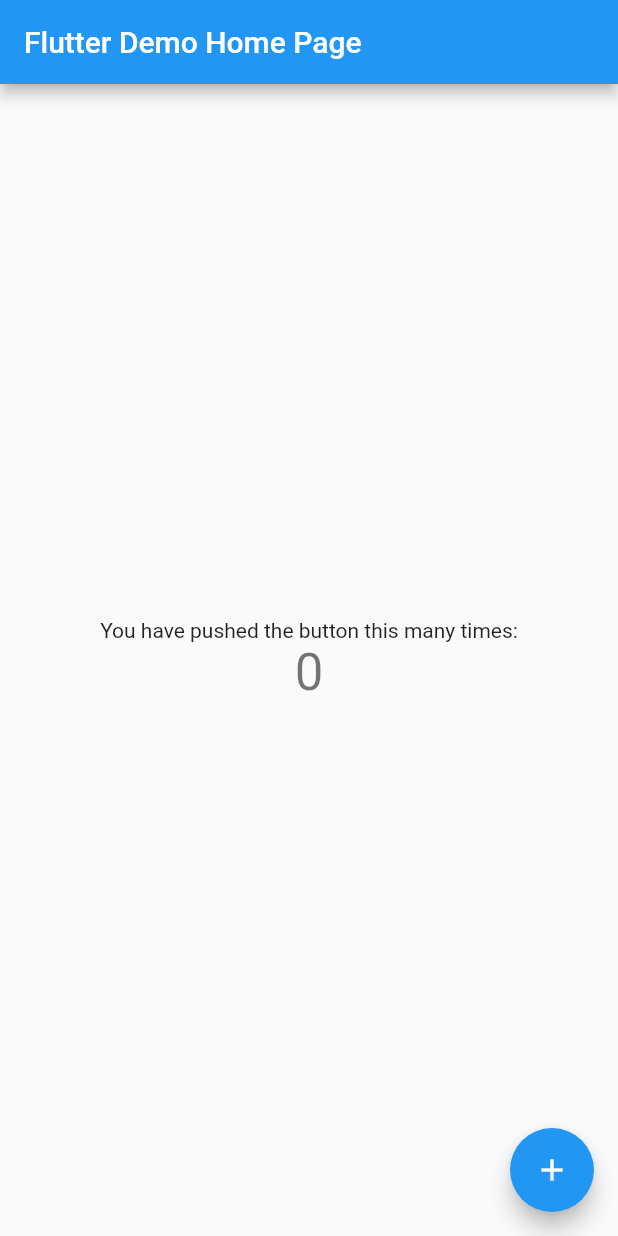
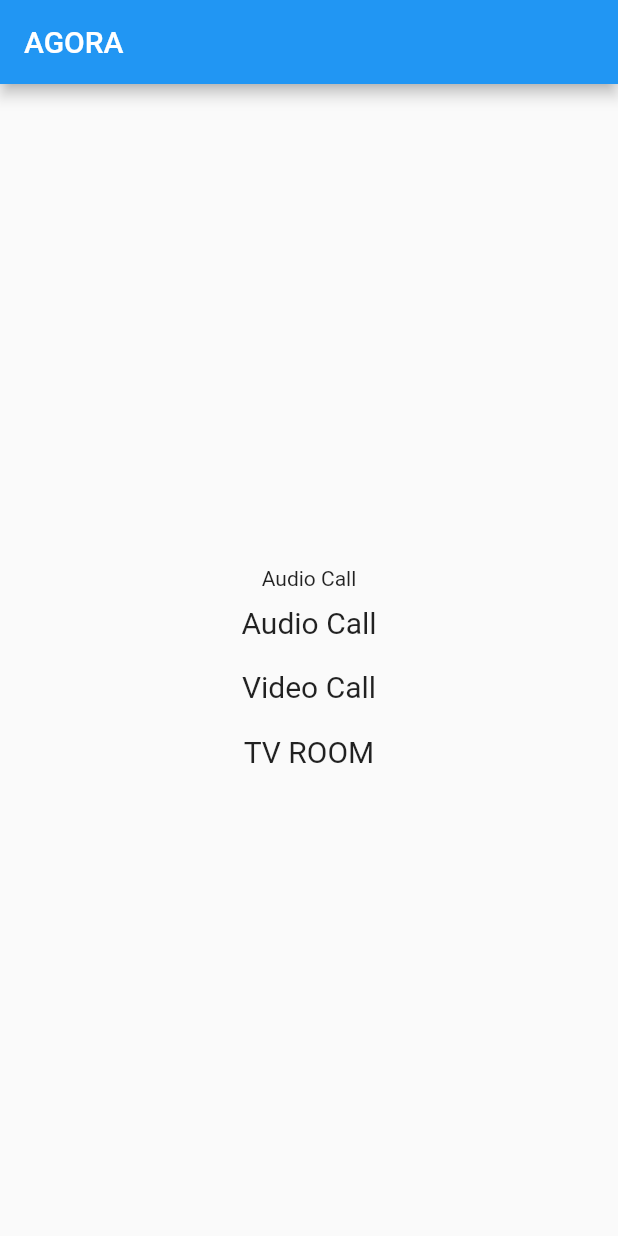
Before and after one commit to preetpatel21/AGORA, a Flutter app: the screen it shows after launch, on a phone screen of 412 x 824 dp. Run offline on Flutter 3.47's test engine with Material 2 defaults, Android fonts, the phone set to English and light mode, and no system bars; our stand-ins replace permission_handler; missing offline and left inert: agora_rtc_engine.

Commit message:
agora audio

```diff
--- a/lib/main.dart
+++ b/lib/main.dart
@@ -24,7 +24,7 @@
         // is not restarted.
         primarySwatch: Colors.blue,
       ),
-      home: const MyHomePage(title: 'Flutter Demo Home Page'),
+      home: const MyHomePage(title: 'AGORA'),
     );
   }
 }
@@ -48,18 +48,6 @@
 }
 
 class _MyHomePageState extends State<MyHomePage> {
-  int _counter = 0;
-
-  void _incrementCounter() {
-    setState(() {
-      // This call to setState tells the Flutter framework that something has
-      // changed in this State, which causes it to rerun the build method below
-      // so that the display can reflect the updated values. If we changed
-      // _counter without calling setState(), then the build method would not be
-      // called again, and so nothing would appear to happen.
-      _counter++;
-    });
-  }
 
   @override
   Widget build(BuildContext context) {
@@ -94,22 +82,24 @@
           // axis because Columns are vertical (the cross axis would be
           // horizontal).
           mainAxisAlignment: MainAxisAlignment.center,
-          children: <Widget>[
-            const Text(
-              'You have pushed the button this many times:',
+          children: [
+            InkWell(
+              onTap: () {
+                Navigator.pushNamed(context, "YourRoute");
+              },
+              child: new Padding(
+                padding: new EdgeInsets.all(10.0),
+                child: new Text("Audio Call"),
+              ),
             ),
-            Text(
-              '$_counter',
-              style: Theme.of(context).textTheme.headlineMedium,
-            ),
+            const Text('Audio Call', style: TextStyle(fontSize: 20),),
+            const SizedBox(height: 20,),
+            const Text('Video Call', style: TextStyle(fontSize: 20),),
+            const SizedBox(height: 20,),
+            const Text('TV ROOM', style: TextStyle(fontSize: 20),),
           ],
         ),
       ),
-      floatingActionButton: FloatingActionButton(
-        onPressed: _incrementCounter,
-        tooltip: 'Increment',
-        child: const Icon(Icons.add),
-      ), // This trailing comma makes auto-formatting nicer for build methods.
     );
   }
 }
--- a/pubspec.yaml
+++ b/pubspec.yaml
@@ -30,6 +30,8 @@
 dependencies:
   flutter:
     sdk: flutter
+  agora_rtc_engine: ^6.2.0
+  permission_handler: ^9.2.0
 
 
   # The following adds the Cupertino Icons font to your application.
```
Also changed, not shown: lib/agora_audio.dart (added, +168 -0 lines), pubspec.lock, 3 other files.
